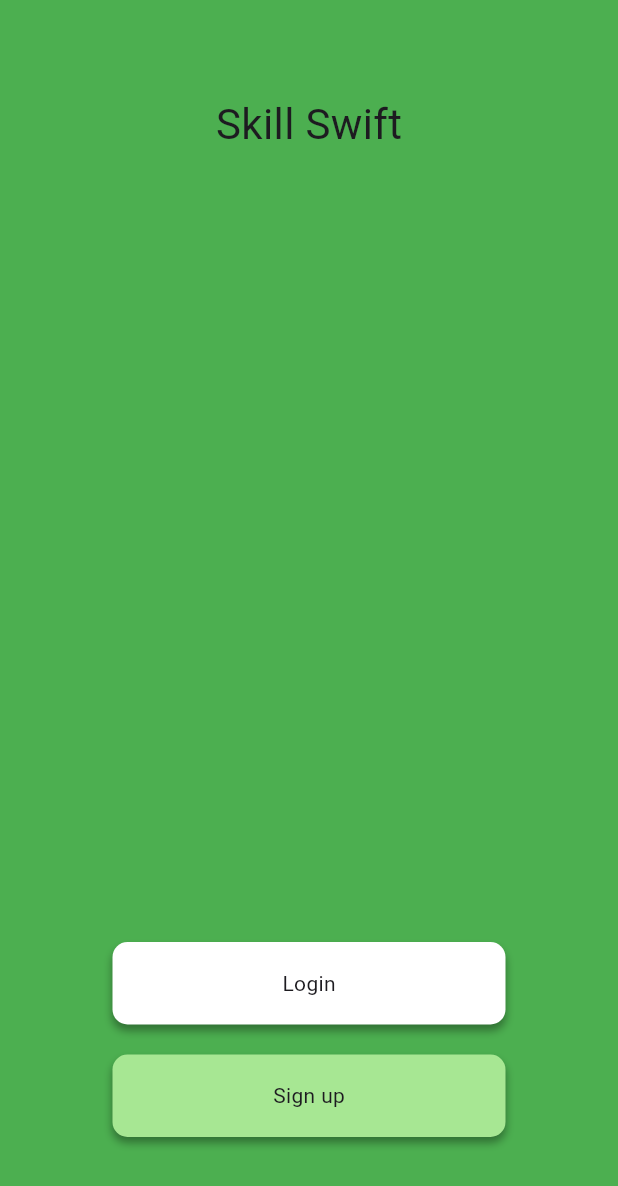
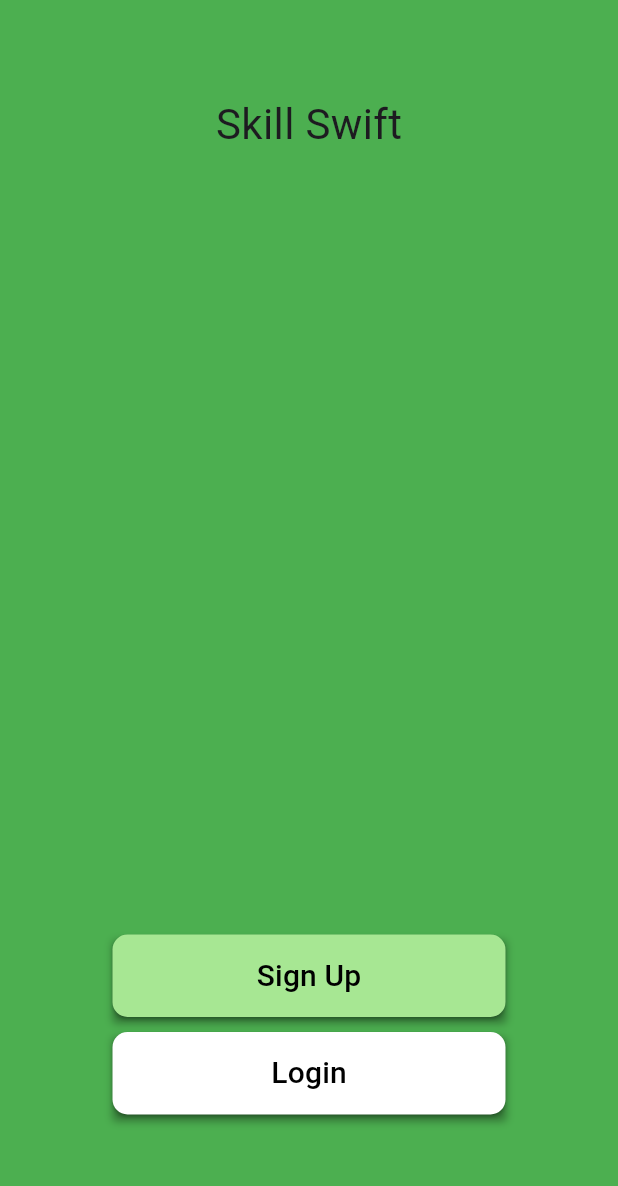
Before and after one commit to Yedidia-Bakuradze/SkillSwift, a Flutter app: the screen it shows after launch, on a phone screen of 412 x 824 dp. Shown: the top 1186 px of the screen. Run offline on Flutter 3.47's test engine with Material 3 defaults, Android fonts, the phone set to English and light mode, and no system bars; Roboto replaces fonts that are missing (Ariel).

Commit message:
The button components has been made and done

```diff
--- a/frontend/lib/Components/FormButton.dart
+++ b/frontend/lib/Components/FormButton.dart
@@ -1,20 +1,18 @@
 import 'package:flutter/material.dart';
 
+// ignore: must_be_immutable
 class FormButton extends StatelessWidget {
-  FormButton({super.key, required this.message});
+  FormButton({super.key, required this.message, required this.navigateFunc});
   String message;
+  final Function navigateFunc;
   late Color color;
 
   @override
   Widget build(BuildContext context) {
     color = message == "Login" ? Color(0xFFFFFFFF) : Color(0xFFA7E793);
     return Container(
-      margin: EdgeInsets.all(10),
-      height: 55,
-      width: 262,
+      margin: EdgeInsets.all(5),
       decoration: BoxDecoration(
-        color: color,
-        borderRadius: BorderRadius.all(Radius.circular(10)),
         boxShadow: [
           BoxShadow(
               color: Colors.black.withOpacity(0.35),
@@ -22,11 +20,47 @@ class FormButton extends StatelessWidget {
               blurRadius: 4),
         ],
       ),
-      child: Center(
+      child: ElevatedButton(
+        onPressed: () => navigateFunc(),
+        style: ElevatedButton.styleFrom(
+          fixedSize: Size(262, 55),
+          backgroundColor: color,
+          shape: RoundedRectangleBorder(
+            borderRadius: BorderRadius.circular(10),
+          ),
+        ),
         child: Text(
           message,
+          style: TextStyle(
+            fontFamily: "Ariel",
+            fontSize: 20,
+            color: Colors.black,
+          ),
         ),
       ),
     );
+    // return
   }
 }
+
+      // Container(
+      //   margin: EdgeInsets.all(10),
+      //   height: 55,
+      //   width: 262,
+      //   decoration: BoxDecoration(
+      //     color: color,
+      //     borderRadius: BorderRadius.all(Radius.circular(10)),
+      //     boxShadow: [
+      //       BoxShadow(
+      //           color: Colors.black.withOpacity(0.35),
+      //           offset: Offset(0, 4),
+      //           blurRadius: 4),
+      //     ],
+      //   ),
+      //   child: Center(
+      //     child: Text(
+      //       message,
+      //       style: TextStyle(fontSize: 20, fontFamily: "Ariel"),
+      //     ),
+      //   ),
+      // ),
--- a/frontend/lib/Screens/EntryScreen.dart
+++ b/frontend/lib/Screens/EntryScreen.dart
@@ -1,5 +1,7 @@
 import 'package:flutter/material.dart';
 import 'package:frontend/Components/FormButton.dart';
+import 'package:frontend/Screens/LoginScreen.dart';
+import 'package:frontend/Screens/RegisterScreen.dart';
 
 class EntryScreen extends StatelessWidget {
   const EntryScreen({super.key});
@@ -15,6 +17,7 @@ class EntryScreen extends StatelessWidget {
           mainAxisAlignment: MainAxisAlignment.center,
           mainAxisSize: MainAxisSize.min,
           children: [
+            //The top (Header) part
             SizedBox(
               height: screenHeight * 0.2,
               child: Center(
@@ -24,16 +27,31 @@ class EntryScreen extends StatelessWidget {
                 ),
               ),
             ),
+            //Middle
             SizedBox(
               height: screenHeight * 0.55,
             ),
+
+            //The bottom (Footers) part including the action buttons
             SizedBox(
               height: screenHeight * 0.25,
               child: Center(
                 child: Column(
                   children: [
-                    FormButton(message: "Login"),
-                    FormButton(message: "Sign up"),
+                    FormButton(
+                      message: "Sign Up",
+                      navigateFunc: () => Navigator.push(
+                        context,
+                        MaterialPageRoute(builder: (ctx) => LoginScreen()),
+                      ),
+                    ),
+                    FormButton(
+                      message: "Login",
+                      navigateFunc: () => Navigator.push(
+                        context,
+                        MaterialPageRoute(builder: (ctx) => RegisterScreen()),
+                      ),
+                    ),
                   ],
                 ),
               ),
```
Also changed, not shown: frontend/lib/Screens/LoginScreen.dart (added, +12 -0 lines), frontend/lib/Screens/RegisterScreen.dart (added, +12 -0 lines), 1 other file.
